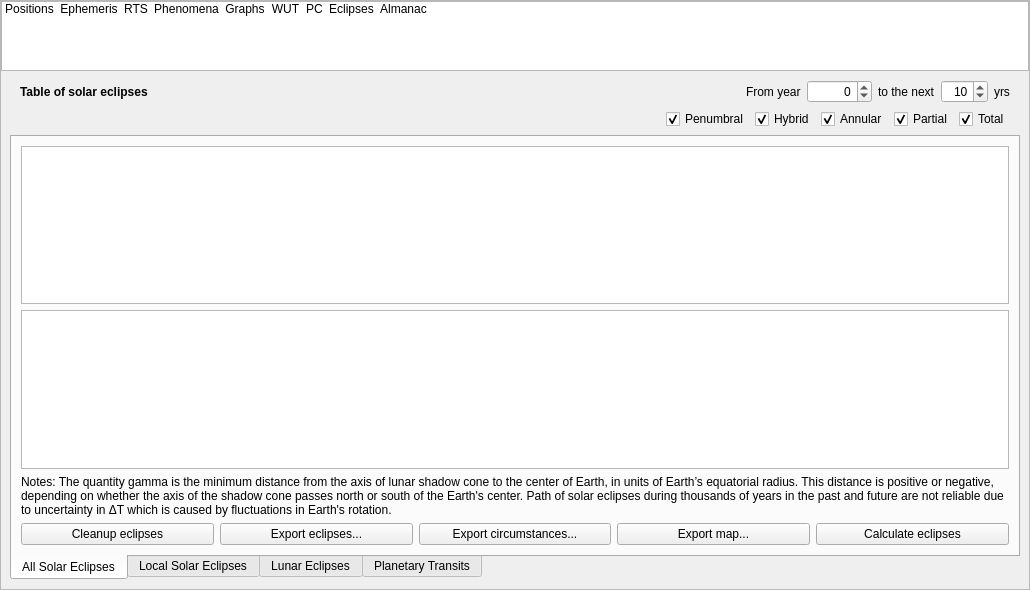
Qt form src/gui/astroCalcDialog.ui (Stellarium/stellarium) before a commit.
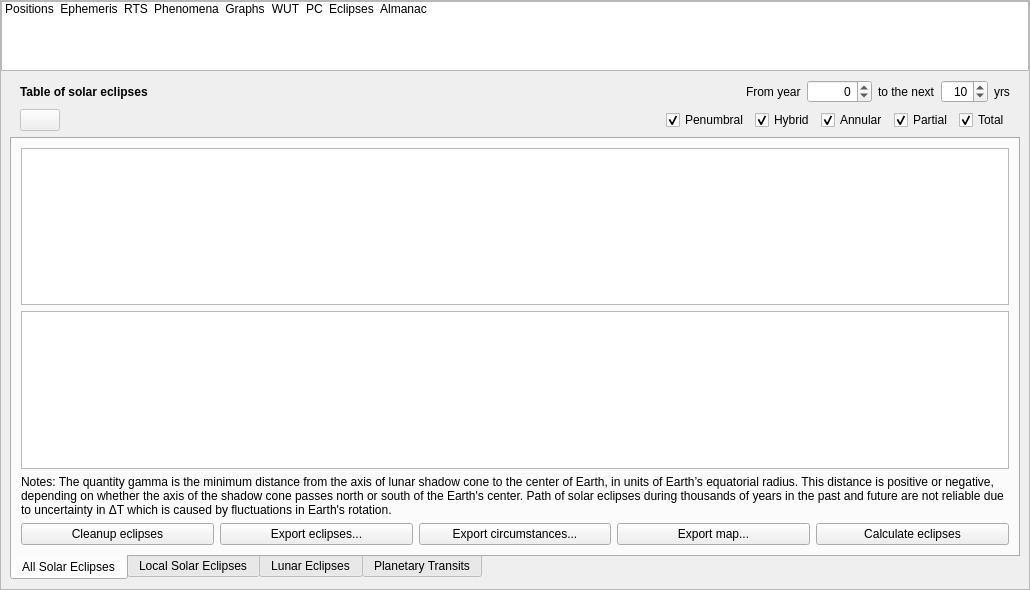
The same form after that commit. The open tabs and pages were chosen to show the change. Icons and pictures are not drawn. Custom widgets are drawn as their Qt base class.

Commit message: Added tool to follow the location changes and return to back in AstroCalc/Eclipses tools (fix #5096)

```diff
--- a/src/gui/astroCalcDialog.ui
+++ b/src/gui/astroCalcDialog.ui
@@ -3228,6 +3228,16 @@
                <property name="bottomMargin">
                 <number>0</number>
                </property>
+               <item>
+                <widget class="QPushButton" name="localCoordinates">
+                 <property name="enabled">
+                  <bool>false</bool>
+                 </property>
+                 <property name="text">
+                  <string/>
+                 </property>
+                </widget>
+               </item>
                <item>
                 <spacer name="eclipseFilterSpacer">
                  <property name="orientation">
```
The commit also changes 6 other files.
